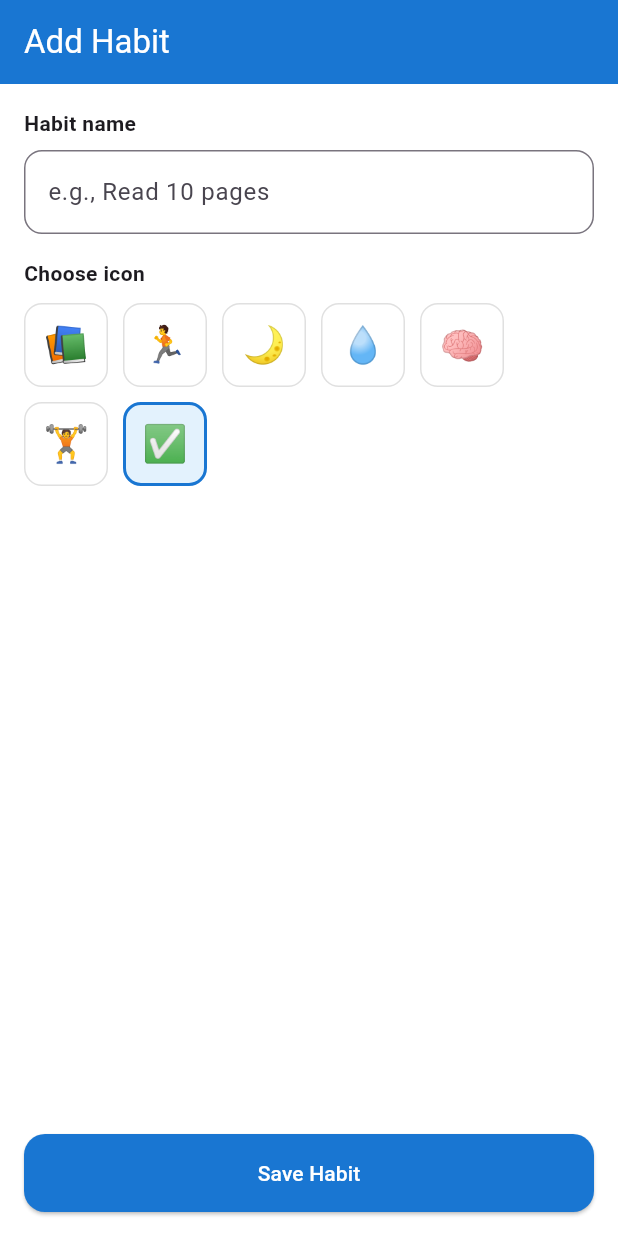
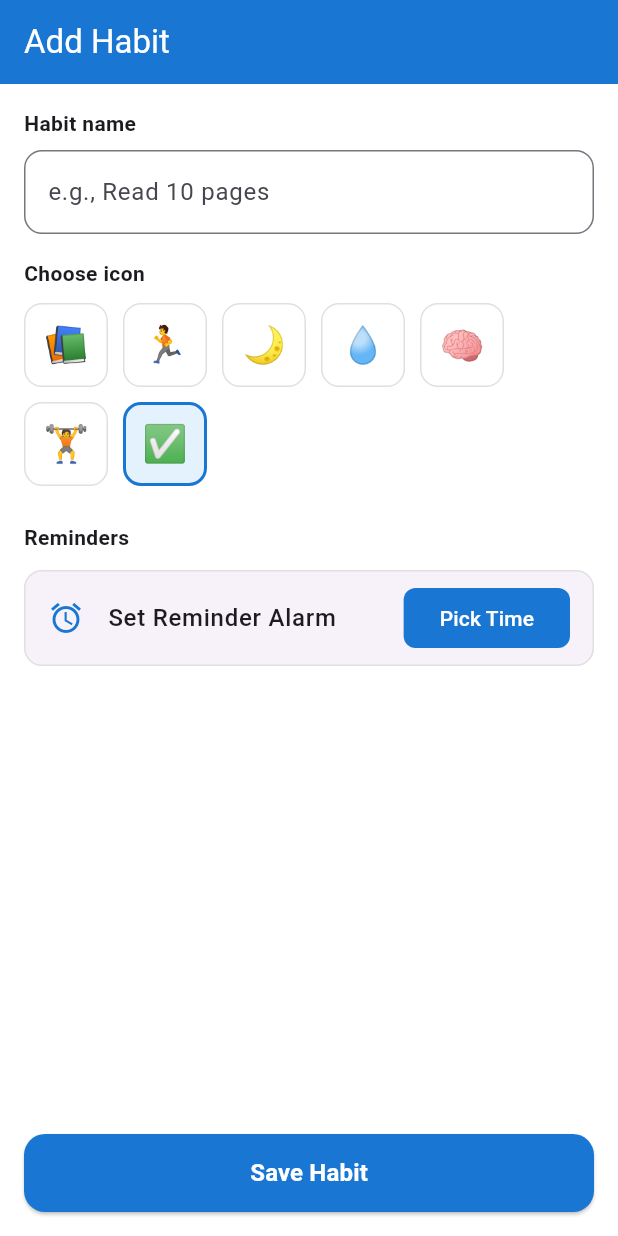
Before and after one commit to muhammad-afaq-star/execu, a Flutter app: the AddHabitScreen screen opened by its route, after a tap on "Save Habit", on a phone screen of 412 x 824 dp. Run offline on Flutter 3.47's test engine with Material 3 defaults, Android fonts, the light colour scheme and no system bars; our stand-ins replace fl_chart, flutter_local_notifications, go_router, hive, hive_flutter, timezone; missing offline and left inert: android_alarm_manager_plus; accounts and stored records are empty.

Commit message:
feat: implement precise background alarm service and integrate into AddHabitScreen

```diff
--- a/lib/features/habits/add_habit_screen.dart
+++ b/lib/features/habits/add_habit_screen.dart
@@ -2,6 +2,61 @@ import 'package:flutter/material.dart';
 import 'package:go_router/go_router.dart';
 import 'package:hive/hive.dart';
 import 'package:uuid/uuid.dart';
+import '../../core/services/alarm_service.dart';
+
+class AlarmSettingWidget extends StatelessWidget {
+  final TimeOfDay? selectedTime;
+  final ValueChanged<TimeOfDay?> onTimePicked;
+
+  const AlarmSettingWidget({
+    super.key,
+    required this.selectedTime,
+    required this.onTimePicked,
+  });
+
+  Future<void> _pickTime(BuildContext context) async {
+    final TimeOfDay? picked = await showTimePicker(
+      context: context,
+      initialTime: selectedTime ?? TimeOfDay.now(),
+    );
+    if (!context.mounted) return;
+    if (picked != null) {
+      onTimePicked(picked);
+    }
+  }
+
+  @override
+  Widget build(BuildContext context) {
+    return Card(
+      margin: const EdgeInsets.symmetric(vertical: 8),
+      elevation: 0,
+      shape: RoundedRectangleBorder(
+        borderRadius: BorderRadius.circular(12),
+        side: BorderSide(color: Colors.grey.shade300),
+      ),
+      child: ListTile(
+        contentPadding: const EdgeInsets.symmetric(horizontal: 16, vertical: 4),
+        leading: const Icon(Icons.alarm, color: Color(0xFF1976D2)),
+        title: Text(
+          selectedTime == null
+              ? 'Set Reminder Alarm'
+              : 'Alarm Set For: ${selectedTime!.format(context)}',
+          style: const TextStyle(fontWeight: FontWeight.w500),
+        ),
+        trailing: ElevatedButton(
+          style: ElevatedButton.styleFrom(
+            backgroundColor: selectedTime == null ? const Color(0xFF1976D2) : Colors.grey.shade200,
+            foregroundColor: selectedTime == null ? Colors.white : Colors.black87,
+            elevation: 0,
+            shape: RoundedRectangleBorder(borderRadius: BorderRadius.circular(8)),
+          ),
+          onPressed: () => _pickTime(context),
+          child: Text(selectedTime == null ? 'Pick Time' : 'Change'),
+        ),
+      ),
+    );
+  }
+}
 
 class AddHabitScreen extends StatefulWidget {
   const AddHabitScreen({super.key});
@@ -13,6 +68,7 @@ class AddHabitScreen extends StatefulWidget {
 class _AddHabitScreenState extends State<AddHabitScreen> {
   final controller = TextEditingController();
   String iconKey = 'check';
+  TimeOfDay? _reminderTime;
 
   final icons = const [
     ('book', '📚'),
@@ -31,15 +87,55 @@ class _AddHabitScreenState extends State<AddHabitScreen> {
     final habitsBox = Hive.box('habits');
     final id = const Uuid().v4();
 
+    // We generate a deterministic integer ID out of the UUID string hash code
+    // to map this specific habit entity safely with the Android system Alarm Manager
+    final uniqueAlarmId = id.hashCode.abs();
+
+    String? reminderIsoString;
+
+    if (_reminderTime != null) {
+      final now = DateTime.now();
+      var targetDateTime = DateTime(
+        now.year,
+        now.month,
+        now.day,
+        _reminderTime!.hour,
+        _reminderTime!.minute,
+      );
+
+      // If the selected time has already passed today, shift it safely to tomorrow
+      if (targetDateTime.isBefore(now)) {
+        targetDateTime = targetDateTime.add(const Duration(days: 1));
+      }
+
+      reminderIsoString = targetDateTime.toIso8601String();
+
+      // Trigger your Alarm Service engine tracking hook
+      await AlarmService.setAlarm(uniqueAlarmId, targetDateTime);
+    }
+
+    // Save payload structure to local Hive database
     await habitsBox.put(id, {
       'id': id,
+      'alarmId': uniqueAlarmId,
       'name': name,
       'iconKey': iconKey,
       'createdAt': DateTime.now().toIso8601String(),
       'schedule': 'daily',
+      'reminderTime': reminderIsoString, // Will store null if user did not pick an alarm
     });
 
     if (!mounted) return;
+
+    if (_reminderTime != null) {
+      ScaffoldMessenger.of(context).showSnackBar(
+        SnackBar(
+          content: Text('"$name" saved with alarm at ${_reminderTime!.format(context)}'),
+          backgroundColor: const Color(0xFF1976D2),
+        ),
+      );
+    }
+
     context.pop();
   }
 
@@ -104,6 +200,18 @@ class _AddHabitScreenState extends State<AddHabitScreen> {
                 );
               }).toList(),
             ),
+            const SizedBox(height: 24),
+
+            const Text('Reminders', style: TextStyle(fontWeight: FontWeight.w700)),
+            const SizedBox(height: 4),
+            AlarmSettingWidget(
+              selectedTime: _reminderTime,
+              onTimePicked: (time) {
+                setState(() {
+                  _reminderTime = time;
+                });
+              },
+            ),
 
             const Spacer(),
 
@@ -118,7 +226,7 @@ class _AddHabitScreenState extends State<AddHabitScreen> {
                   ),
                 ),
                 onPressed: _save,
-                child: const Text('Save Habit', style: TextStyle(color: Colors.white)),
+                child: const Text('Save Habit', style: TextStyle(color: Colors.white, fontSize: 16, fontWeight: FontWeight.bold)),
               ),
             ),
           ],
--- a/pubspec.yaml
+++ b/pubspec.yaml
@@ -5,7 +5,7 @@ publish_to: 'none'
 version: 1.0.0+1
 
 environment:
-  sdk: ^3.10.8
+  sdk: ^3.0.0
 
 dependencies:
   flutter:
@@ -19,6 +19,9 @@ dependencies:
   intl: ^0.19.0
   fl_chart: ^0.68.0
   cupertino_icons: ^1.0.8
+  flutter_local_notifications: ^17.2.1
+  android_alarm_manager_plus: ^4.0.3
+  timezone: ^0.9.4
 
 dev_dependencies:
   flutter_test:
```
Also changed, not shown: lib/core/services/alarm_service.dart (added, +80 -0 lines), lib/main.dart (+7 -0 lines), pubspec.lock, 1 other file.
